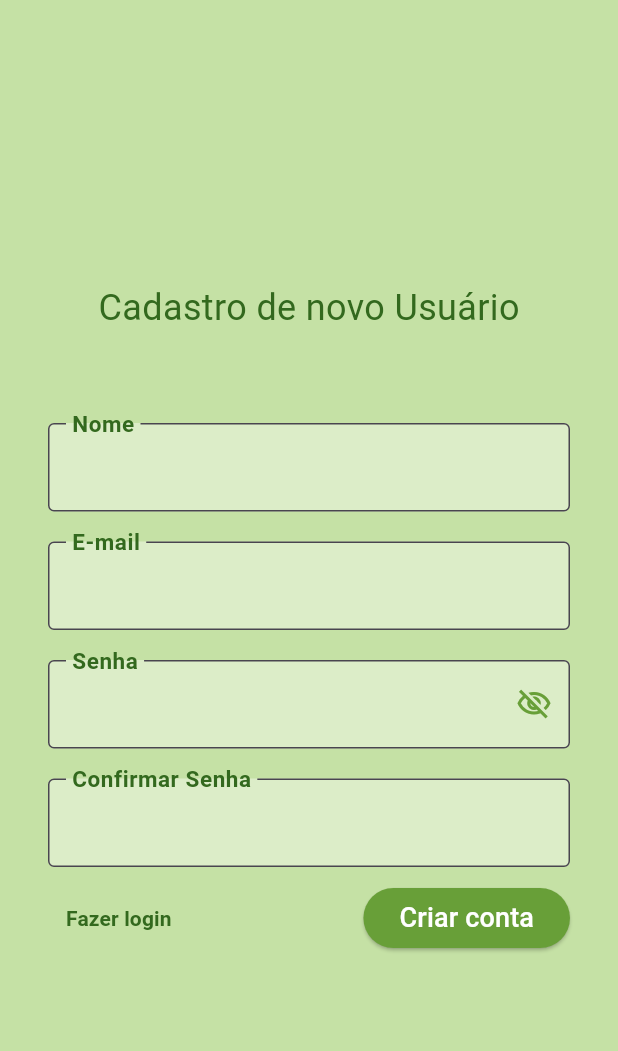
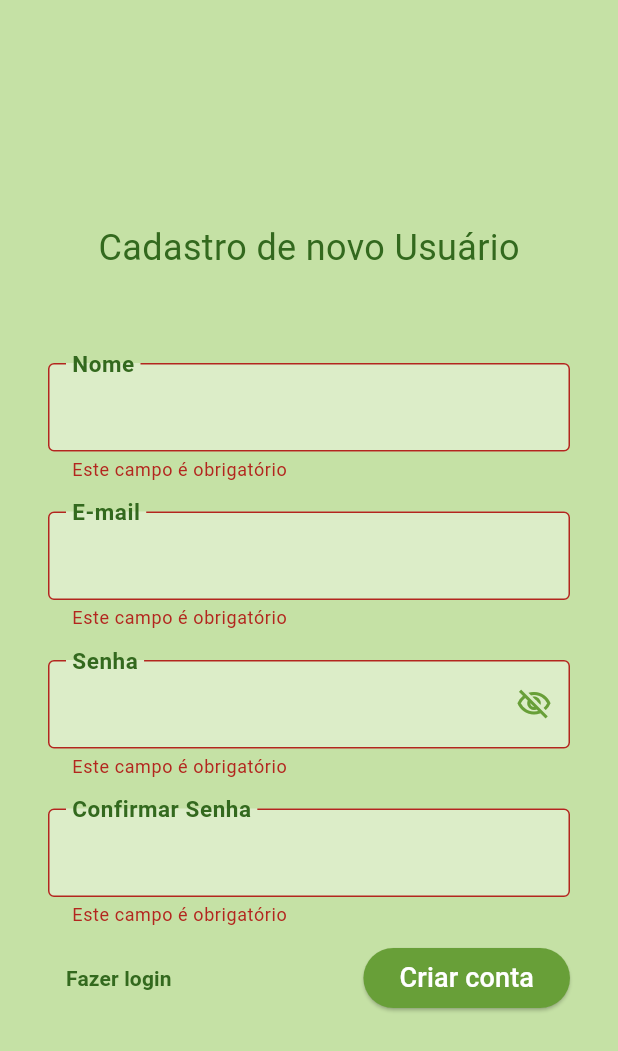
Before and after one commit to ViniciusMordhorst/minha_agenda_supabase, a Flutter app: the CadastroUsuario screen opened by its route, after a tap on "Criar conta", on a phone screen of 412 x 824 dp. Shown: the top 1051 px of the screen. Run offline on Flutter 3.47's test engine with Material 3 defaults, Android fonts, the phone set to English and light mode, and no system bars; our stand-ins replace supabase_flutter; accounts and stored records are empty.

Commit message:
commit 21:12

```diff
--- a/lib/main.dart
+++ b/lib/main.dart
@@ -1,5 +1,6 @@
 import 'package:flutter/material.dart';
 import 'package:flutter_localizations/flutter_localizations.dart';
+import 'package:minha_agenda_supabase/repository/usuario_repository.dart';
 import 'package:minha_agenda_supabase/route_generator.dart';
 import 'package:minha_agenda_supabase/telas/login.dart';
 import 'package:supabase_flutter/supabase_flutter.dart';
@@ -26,7 +27,7 @@ Future <void> main() async {
     ],
     theme: ThemeData(useMaterial3: true),
     onGenerateRoute: RouteGenerator.generateRoute,
-    initialRoute: "/login",
+    initialRoute: UsuarioRepository().isLogado() ? "/" : "/login",
     debugShowCheckedModeBanner: false,
   ));
 }
--- a/lib/model/usuario.dart
+++ b/lib/model/usuario.dart
@@ -0,0 +1,17 @@
+import 'package:supabase_flutter/supabase_flutter.dart';
+
+class Usuario {
+  String? id;
+  String? nome;
+  String? email;
+  String? senha;
+  Session? sessao;
+  User? userSupabase;
+
+  Usuario(this.nome,this.email,this.senha);
+
+  Usuario.supabase(this.id,this.nome, this.email, this.sessao,this.userSupabase);
+
+
+
+}
--- a/lib/telas/cadastro_usuario.dart
+++ b/lib/telas/cadastro_usuario.dart
@@ -1,4 +1,7 @@
 import 'package:flutter/material.dart';
+import 'package:minha_agenda_supabase/model/usuario.dart';
+import 'package:minha_agenda_supabase/repository/usuario_repository.dart';
+import 'package:supabase_flutter/supabase_flutter.dart';
 
 class CadastroUsuario extends StatefulWidget {
   const CadastroUsuario({super.key});
@@ -14,6 +17,55 @@ class _CadastroUsuarioState extends State<CadastroUsuario> {
   final TextEditingController _csenhaController = TextEditingController();
   final GlobalKey<FormState> _formKey = GlobalKey<FormState>();
   bool _mostrarSenha = false;
+  bool _isEmailUso = false;
+  bool _isSenhaFraca = false;
+  bool _loading = false;
+
+  Future<void> _salvarUsuario() async {
+    setState(() {
+      _loading = true;
+    });
+  final bool isValid = _formKey.currentState?.validate() ?? false;
+  final navigator = Navigator.of(context);
+  if (isValid) {
+    try{
+      final AuthResponse usuarioAutenticado = await UsuarioRepository().criarUsuario(
+        Usuario(_nomeController.text,
+         _emailController.text,
+          _senhaController.text
+          ),
+        );
+        if (usuarioAutenticado.session != null) {
+          navigator.pushReplacementNamed("/");
+
+        }
+    } on AuthException catch (e) {
+      switch (e.code) {
+        case 'user_alredy_exists':
+          setState(() {
+            _isEmailUso = true;
+          });
+        break;
+        case 'weak_password':
+          setState(() {
+            _isSenhaFraca = true;
+          });
+        break;
+        default:
+        setState(() {
+          _isEmailUso = false;
+          _isSenhaFraca = false;
+        });
+      }
+    }
+  }
+       setState(() {
+      _loading = false;
+    });
+
+
+  }
+
 
   @override
   void dispose() {
@@ -29,7 +81,9 @@ class _CadastroUsuarioState extends State<CadastroUsuario> {
   Widget build(BuildContext context) {
     return Scaffold(
       backgroundColor: Colors.lightGreen[200],
-      body: Center(
+      body: Stack(children: [
+        Center(
+
         child: SingleChildScrollView(
           padding: const EdgeInsets.all(32),
           child: Form(
@@ -104,6 +158,7 @@ class _CadastroUsuarioState extends State<CadastroUsuario> {
                         color: Colors.lightGreen,
                       ),
                     ),
+                    errorText: _isEmailUso ? 'O e-mail já está em uso!' : null,
                   ),
                   style: TextStyle(
                     color: Colors.lightGreen[900],
@@ -156,6 +211,7 @@ class _CadastroUsuarioState extends State<CadastroUsuario> {
                         color: Colors.lightGreen,
                       ),
                     ),
+                    errorText: _isSenhaFraca ? 'Senha informada é fraca' : null,
                   ),
                   style: TextStyle(
                     color: Colors.lightGreen[900],
@@ -228,7 +284,7 @@ class _CadastroUsuarioState extends State<CadastroUsuario> {
                       ),
                     ),
                     ElevatedButton(
-                      onPressed: () {},
+                      onPressed: () => _salvarUsuario(),
                       style: ElevatedButton.styleFrom(
                         backgroundColor: Colors.lightGreen[700],
                         foregroundColor: Colors.white,
@@ -247,6 +303,21 @@ class _CadastroUsuarioState extends State<CadastroUsuario> {
             ),
           ),
         ),
+        if(_loading)
+        Container(
+          height: double.infinity,
+          color: Colors.black.withOpacity(0.5),
+          child: Center(
+            child: CircularProgressIndicator(
+              color: Colors.limeAccent[400],
+              strokeWidth: 10,
+
+            ),
+          ),
+
+        ),
+      ],
+    ),
   );
   }
 }
```
Also changed, not shown: lib/repository/usuario_repository.dart (+23 -0 lines). Lines whose indentation alone changed are shown as unchanged.
